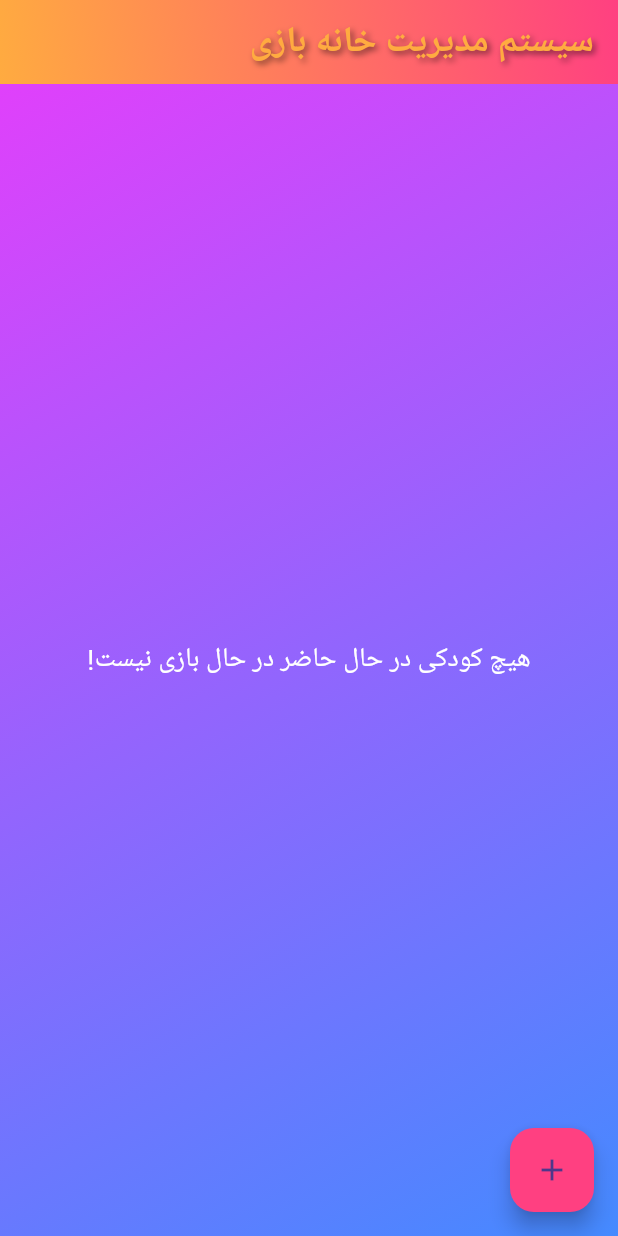
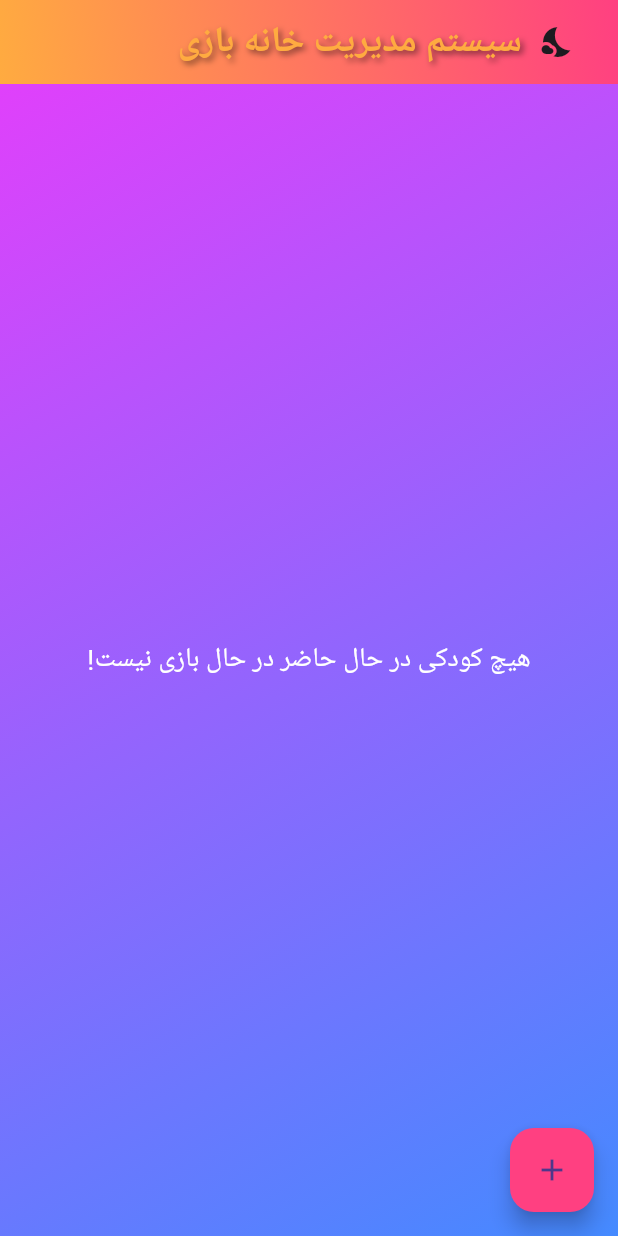
Before and after one commit to soroush83faraz/zohal, a Flutter app: the screen it shows after launch, on a phone screen of 412 x 824 dp. Run offline on Flutter 3.47's test engine with Material 3 defaults, Android fonts, the phone set to English and light mode, and no system bars; our stand-ins replace animated_theme_switcher.

Commit message:
Add dark/light theme

```diff
--- a/lib/View/homepage.dart
+++ b/lib/View/homepage.dart
@@ -6,7 +6,11 @@ import 'package:zohal/controllers/edit_controller.dart';
 import 'package:zohal/controllers/add_controller.dart';
 import 'package:zohal/controllers/save_controller.dart';
 import 'package:zohal/controllers/load_controller.dart';
+import 'package:animated_theme_switcher/animated_theme_switcher.dart';
+import 'package:zohal/theme.dart';
 import 'dart:async';
+import 'package:zohal/theme_notifier.dart';
+import 'package:provider/provider.dart';
 
 class HomePage extends StatefulWidget {
   const HomePage({super.key});
@@ -30,7 +34,7 @@ class _HomePageState extends State<HomePage> {
       setState(() {
         _controller.updateTimes();
       });
-      _saveChildren(); // Save data every minute
+      _saveChildren();
     });
     Timer.periodic(const Duration(seconds: 2), (_) {
       setState(() {
@@ -50,7 +54,7 @@ class _HomePageState extends State<HomePage> {
       setState(() {
         _controller.addChild(newChild);
       });
-      _saveChildren(); // Save data after adding a child
+      _saveChildren();
     }
   }
 
@@ -65,14 +69,14 @@ class _HomePageState extends State<HomePage> {
       setState(() {
         _controller.editChild(index, updatedChild);
       });
-      _saveChildren(); // Save data after editing a child
+      _saveChildren();
     }
   }
 
   void _loadChildren() async {
     List<Child> children = await _loadController.loadChildrenData();
     for (var child in children) {
-      child.updateTimePassed(); // Update the time for each child
+      child.updateTimePassed();
     }
     setState(() {
       _controller.setChildren(children);
@@ -85,6 +89,11 @@ class _HomePageState extends State<HomePage> {
 
   @override
   Widget build(BuildContext context) {
+    final themeNotifier = Provider.of<ThemeNotifier>(context);
+    return ThemeProvider(
+      initTheme:
+          themeNotifier.themeMode == ThemeMode.light ? lightTheme : darkTheme,
+      child: Builder(builder: (context) {
         return Scaffold(
           appBar: AppBar(
             title: Row(
@@ -104,6 +113,20 @@ class _HomePageState extends State<HomePage> {
                       ),
                     ],
                   ),
+                ),
+                IconButton(
+                  icon: Icon(themeNotifier.themeMode == ThemeMode.light
+                      ? Icons.nights_stay
+                      : Icons.wb_sunny),
+                  onPressed: () {
+                    themeNotifier.toggleTheme();
+                    ThemeSwitcher.
+                    of(context).changeTheme(
+                      theme: themeNotifier.themeMode == ThemeMode.light
+                          ? lightTheme
+                          : darkTheme,
+                    );
+                  },
                 ),
               ],
             ),
@@ -140,29 +163,28 @@ class _HomePageState extends State<HomePage> {
                       return AnimatedContainer(
                         duration: const Duration(milliseconds: 300),
                         curve: Curves.easeInOut,
-                            margin: const EdgeInsets.symmetric(horizontal: 16, vertical: 8),
+                        margin: const EdgeInsets.symmetric(
+                            horizontal: 16, vertical: 8),
                         decoration: BoxDecoration(
                           color: Colors.deepPurpleAccent.withOpacity(0.8),
                           borderRadius: BorderRadius.circular(15),
                           boxShadow: const [
                             BoxShadow(
                               color: Colors.black54,
-                                  offset:  Offset(0, 4),
+                              offset: Offset(0, 4),
                               blurRadius: 10,
                             ),
                           ],
                         ),
-                    child: Card (
+                        child: Card(
                           elevation: 20,
-                      margin: const EdgeInsets.symmetric(horizontal: 16, vertical: 8),
-
+                          margin: const EdgeInsets.symmetric(
+                              horizontal: 16, vertical: 8),
                           shape: RoundedRectangleBorder(
                             borderRadius: BorderRadius.circular(20),
                           ),
-
                           color: Colors.transparent,
                           shadowColor: Colors.black54,
-
                           child: ListTile(
                             hoverColor: Colors.transparent,
                             splashColor: Colors.transparent,
@@ -172,21 +194,26 @@ class _HomePageState extends State<HomePage> {
                                 mainAxisSize: MainAxisSize.min,
                                 children: [
                                   IconButton(
-                                icon: const Icon(Icons.edit, color: Colors.white),
+                                    icon: const Icon(Icons.edit,
+                                        color: Colors.white),
                                     onPressed: () => _editChild(index),
                                   ),
                                   IconButton(
-                                icon: const Icon(Icons.delete, color: Colors.white),
+                                    icon: const Icon(Icons.delete,
+                                        color: Colors.white),
                                     onPressed: () {
                                       showDialog(
                                         context: context,
                                         builder: (BuildContext context) {
                                           return AlertDialog(
                                             title: const Text('حذف کودک'),
-                                        content: const Text('آیا مطمئن هستید؟'),
+                                            content:
+                                                const Text('آیا مطمئن هستید؟'),
                                             actions: [
                                               Row(
-                                            mainAxisAlignment: MainAxisAlignment.spaceEvenly,
+                                                mainAxisAlignment:
+                                                    MainAxisAlignment
+                                                        .spaceEvenly,
                                                 children: [
                                                   ElevatedButton(
                                                     onPressed: () {
@@ -197,7 +224,8 @@ class _HomePageState extends State<HomePage> {
                                                   ElevatedButton(
                                                     onPressed: () {
                                                       setState(() {
-                                                    _controller.deleteChild(index);
+                                                        _controller
+                                                            .deleteChild(index);
                                                         _saveChildren();
                                                       });
                                                       Navigator.pop(context);
@@ -223,26 +251,37 @@ class _HomePageState extends State<HomePage> {
                                   style: const TextStyle(
                                       fontSize: 20, color: Colors.white),
                                 ),
-                        SizedBox(width: 3,),
-                        Text("-"+child.number.toString(),style: TextStyle(fontSize: 20),),
+                                SizedBox(
+                                  width: 3,
+                                ),
+                                Text(
+                                  "-" + child.number.toString(),
+                                  style: TextStyle(fontSize: 20),
+                                ),
                               ],
                             ),
                             subtitle: Row(
                               children: [
                                 Expanded(
                                   child: Padding(
-                                padding: const EdgeInsets.fromLTRB(30, 0, 30, 0),
+                                    padding:
+                                        const EdgeInsets.fromLTRB(30, 0, 30, 0),
                                     child: LinearProgressIndicator(
-                                  value: ((child.timeLeft) / child.totalReserved).abs(),
+                                      value: ((child.timeLeft) /
+                                              child.totalReserved)
+                                          .abs(),
                                       backgroundColor: Colors.grey[300],
-                                  color: child.timeLeft > 5 ? Colors.green : Colors.red,
+                                      color: child.timeLeft > 5
+                                          ? Colors.green
+                                          : Colors.red,
                                     ),
                                   ),
                                 ),
                                 Text(
                                   "دقیقه ${(child.timeLeft).abs()}",
                                   style: const TextStyle(color: Colors.white70),
-                        ),                          ],
+                                ),
+                              ],
                             ),
                             onTap: () {
                               Navigator.push(
@@ -264,5 +303,7 @@ class _HomePageState extends State<HomePage> {
             child: const Icon(Icons.add),
           ),
         );
+      }),
+    );
   }
 }
--- a/lib/main.dart
+++ b/lib/main.dart
@@ -1,19 +1,35 @@
 import 'package:flutter/material.dart';
-import 'view/homepage.dart';
+import 'package:provider/provider.dart';
+import 'theme.dart';
+import 'theme_notifier.dart';
+import 'package:zohal/View/homepage.dart';
+import 'package:animated_theme_switcher/animated_theme_switcher.dart';
 
 void main() {
-  runApp(const KinderGartenApp());
+  runApp(
+    ChangeNotifierProvider(
+      create: (_) => ThemeNotifier(),
+      child: MyApp(),
+    ),
+  );
 }
 
-class KinderGartenApp extends StatelessWidget {
-  const KinderGartenApp({super.key});
-
+class MyApp extends StatelessWidget {
   @override
   Widget build(BuildContext context) {
-    return const MaterialApp(
-      debugShowCheckedModeBanner: false,
-      title: 'Kindergarten Time Manager',
-      home: HomePage(),
+    final themeNotifier = Provider.of<ThemeNotifier>(context);
+
+    return ThemeProvider(
+      initTheme: themeNotifier.themeMode == ThemeMode.light ? lightTheme : darkTheme,
+      child: Builder(
+        builder: (context) => MaterialApp(
+          debugShowCheckedModeBanner: false,
+          theme: lightTheme,
+          darkTheme: darkTheme,
+          themeMode: themeNotifier.themeMode,
+          home: HomePage(),
+        ),
+      ),
     );
   }
 }
--- /dev/null
+++ b/lib/theme.dart
@@ -0,0 +1,21 @@
+import 'package:flutter/material.dart';
+
+final ThemeData lightTheme = ThemeData(
+  brightness: Brightness.light,
+  primarySwatch: Colors.blue,
+  primaryColor: Colors.blue,
+  scaffoldBackgroundColor: Colors.white,
+  appBarTheme: AppBarTheme(
+    color: Colors.blue,
+  ),
+);
+
+final ThemeData darkTheme = ThemeData(
+  brightness: Brightness.dark,
+  primarySwatch: Colors.blue,
+  primaryColor: Colors.black,
+  scaffoldBackgroundColor: Colors.black,
+  appBarTheme: AppBarTheme(
+    color: Colors.black,
+  ),
+);
--- /dev/null
+++ b/lib/theme_notifier.dart
@@ -0,0 +1,16 @@
+import 'package:flutter/material.dart';
+
+class ThemeNotifier extends ChangeNotifier {
+  ThemeMode _themeMode = ThemeMode.light;
+
+  ThemeMode get themeMode => _themeMode;
+
+  void toggleTheme() {
+    if (_themeMode == ThemeMode.light) {
+      _themeMode = ThemeMode.dark;
+    } else {
+      _themeMode = ThemeMode.light;
+    }
+    notifyListeners();
+  }
+}
--- a/pubspec.yaml
+++ b/pubspec.yaml
@@ -29,6 +29,8 @@ environment:
 # versions available, run `flutter pub outdated`.
 dependencies:
   path_provider: ^2.0.11
+  provider: ^6.0.0
+  animated_theme_switcher: ^2.0.10
   flutter:
     sdk: flutter
 
@@ -39,6 +41,7 @@ dependencies:
   image_picker: ^1.1.2
 
 dev_dependencies:
+
   flutter_test:
     sdk: flutter
 
```
Lines whose indentation alone changed are shown as unchanged.
